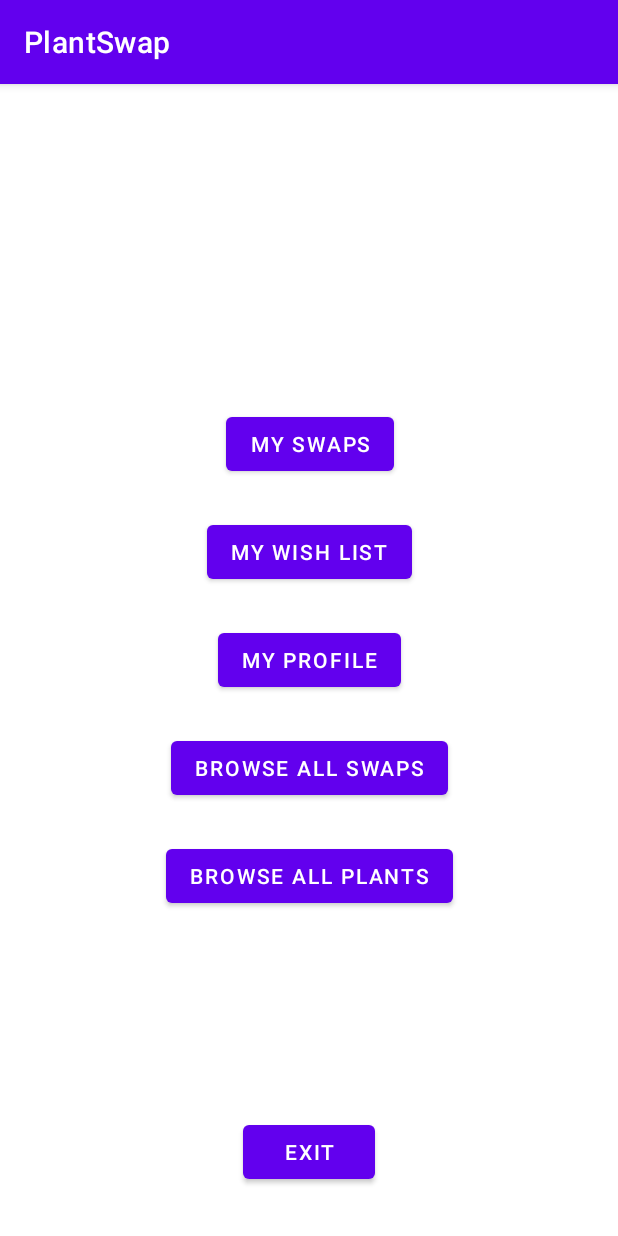
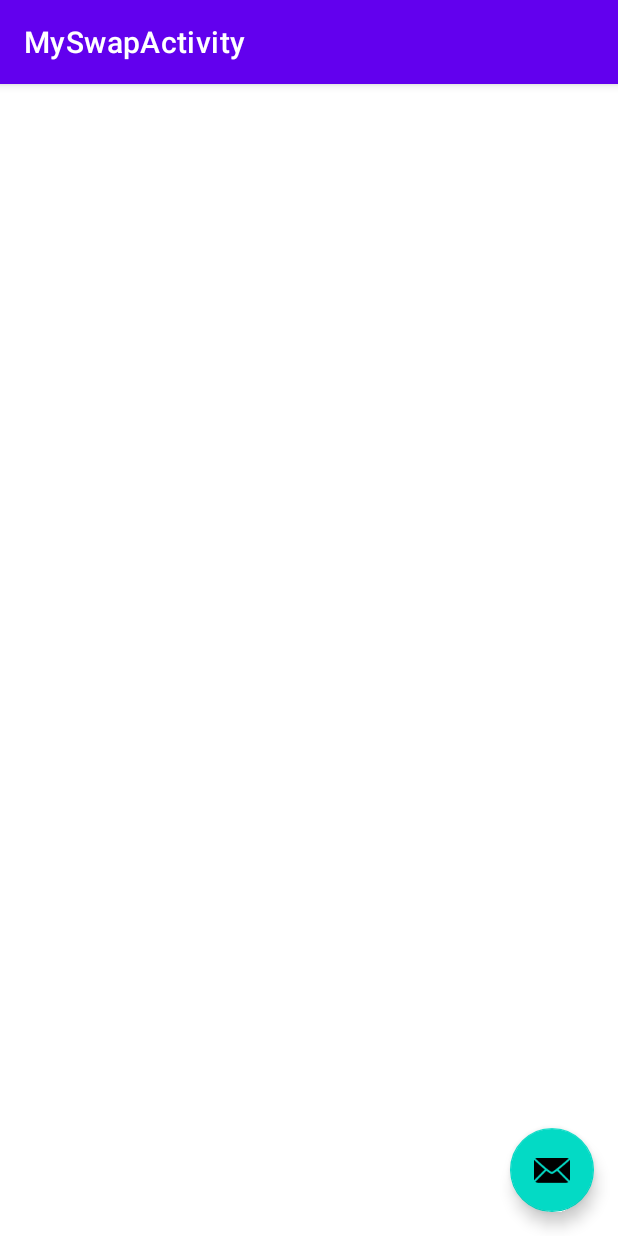
Before and after one commit to Macradon/ITSMAP-AppProject, an Android app: the screen it shows after launch (MainMenu before the commit, MySwapActivity after it), after a tap on "MY SWAPS", on a phone screen of 412 x 824 dp. Run offline under Robolectric (Android 15) with nearby library versions, the phone set to English and light mode, and no system bars.

Commit message:
added MySwapActivity

```diff
--- a/PlantSwapApplication/app/build.gradle
+++ b/PlantSwapApplication/app/build.gradle
@@ -44,6 +44,8 @@ dependencies {
     implementation 'com.google.code.gson:gson:2.8.6'
     implementation 'com.github.bumptech.glide:glide:4.11.0'
     implementation 'com.android.volley:volley:1.1.1'
+    implementation 'androidx.navigation:navigation-fragment:2.3.1'
+    implementation 'androidx.navigation:navigation-ui:2.3.1'
     annotationProcessor 'com.github.bumptech.glide:compiler:4.11.0'
     testImplementation 'junit:junit:4.+'
     androidTestImplementation 'androidx.test.ext:junit:1.1.2'
--- a/PlantSwapApplication/app/src/main/java/com/au564065/plantswap/activities/MainMenu.java
+++ b/PlantSwapApplication/app/src/main/java/com/au564065/plantswap/activities/MainMenuActivity.java
@@ -2,13 +2,15 @@ package com.au564065.plantswap.activities;
 
 import androidx.appcompat.app.AppCompatActivity;
 
+import android.content.Intent;
 import android.os.Bundle;
 import android.view.View;
 import android.widget.Button;
 
 import com.au564065.plantswap.R;
+import com.au564065.plantswap.activities.myswap.MySwapActivity;
 
-public class MainMenu extends AppCompatActivity {
+public class MainMenuActivity extends AppCompatActivity {
 
     @Override
     protected void onCreate(Bundle savedInstanceState) {
@@ -22,7 +24,8 @@ public class MainMenu extends AppCompatActivity {
 
         my_swaps = findViewById(R.id.btn_mm_my_swaps);
         my_swaps.setOnClickListener(view -> {
-
+            Intent intent = new Intent(MainMenuActivity.this, MySwapActivity.class);
+            startActivity(intent);
         });
 
         my_wishes = findViewById(R.id.btn_mm_my_wishes);
--- /dev/null
+++ b/PlantSwapApplication/app/src/main/java/com/au564065/plantswap/activities/myswap/MySwapActivity.java
@@ -0,0 +1,33 @@
+package com.au564065.plantswap.activities.myswap;
+
+import android.os.Bundle;
+
+import com.google.android.material.floatingactionbutton.FloatingActionButton;
+import com.google.android.material.snackbar.Snackbar;
+
+import androidx.appcompat.app.AppCompatActivity;
+import androidx.appcompat.widget.Toolbar;
+
+import android.view.View;
+
+import com.au564065.plantswap.R;
+
+public class MySwapActivity extends AppCompatActivity {
+
+    @Override
+    protected void onCreate(Bundle savedInstanceState) {
+        super.onCreate(savedInstanceState);
+        setContentView(R.layout.activity_my_swap);
+        Toolbar toolbar = findViewById(R.id.toolbar);
+        setSupportActionBar(toolbar);
+
+        FloatingActionButton fab = findViewById(R.id.fab);
+        fab.setOnClickListener(new View.OnClickListener() {
+            @Override
+            public void onClick(View view) {
+                Snackbar.make(view, "Replace with your own action", Snackbar.LENGTH_LONG)
+                        .setAction("Action", null).show();
+            }
+        });
+    }
+}
--- a/PlantSwapApplication/app/src/main/res/layout/activity_main_menu.xml
+++ b/PlantSwapApplication/app/src/main/res/layout/activity_main_menu.xml
@@ -4,7 +4,7 @@
     xmlns:tools="http://schemas.android.com/tools"
     android:layout_width="match_parent"
     android:layout_height="match_parent"
-    tools:context=".activities.MainMenu">
+    tools:context=".activities.MainMenuActivity">
 
     <Button
         android:id="@+id/btn_mm_my_swaps"
--- /dev/null
+++ b/PlantSwapApplication/app/src/main/res/layout/activity_my_swap.xml
@@ -0,0 +1,33 @@
+<?xml version="1.0" encoding="utf-8"?>
+<androidx.coordinatorlayout.widget.CoordinatorLayout xmlns:android="http://schemas.android.com/apk/res/android"
+    xmlns:app="http://schemas.android.com/apk/res-auto"
+    xmlns:tools="http://schemas.android.com/tools"
+    android:layout_width="match_parent"
+    android:layout_height="match_parent"
+    tools:context=".activities.myswap.MySwapActivity">
+
+    <com.google.android.material.appbar.AppBarLayout
+        android:layout_width="match_parent"
+        android:layout_height="wrap_content"
+        android:theme="@style/Theme.PlantSwap.AppBarOverlay">
+
+        <androidx.appcompat.widget.Toolbar
+            android:id="@+id/toolbar"
+            android:layout_width="match_parent"
+            android:layout_height="?attr/actionBarSize"
+            android:background="?attr/colorPrimary"
+            app:popupTheme="@style/Theme.PlantSwap.PopupOverlay" />
+
+    </com.google.android.material.appbar.AppBarLayout>
+
+    <include layout="@layout/content_my_swap" />
+
+    <com.google.android.material.floatingactionbutton.FloatingActionButton
+        android:id="@+id/fab"
+        android:layout_width="wrap_content"
+        android:layout_height="wrap_content"
+        android:layout_gravity="bottom|end"
+        android:layout_margin="@dimen/fab_margin"
+        app:srcCompat="@android:drawable/ic_dialog_email" />
+
+</androidx.coordinatorlayout.widget.CoordinatorLayout>
--- /dev/null
+++ b/PlantSwapApplication/app/src/main/res/layout/content_my_swap.xml
@@ -0,0 +1,6 @@
+<?xml version="1.0" encoding="utf-8"?>
+<androidx.constraintlayout.widget.ConstraintLayout xmlns:android="http://schemas.android.com/apk/res/android"
+    xmlns:app="http://schemas.android.com/apk/res-auto"
+    android:layout_width="match_parent"
+    android:layout_height="match_parent"
+    app:layout_behavior="@string/appbar_scrolling_view_behavior"></androidx.constraintlayout.widget.ConstraintLayout>
--- /dev/null
+++ b/PlantSwapApplication/app/src/main/res/values/dimens.xml
@@ -0,0 +1,3 @@
+<resources>
+    <dimen name="fab_margin">16dp</dimen>
+</resources>
--- a/PlantSwapApplication/app/src/main/res/values/themes.xml
+++ b/PlantSwapApplication/app/src/main/res/values/themes.xml
@@ -13,4 +13,13 @@
         <item name="android:statusBarColor" tools:targetApi="l">?attr/colorPrimaryVariant</item>
         <!-- Customize your theme here. -->
     </style>
+
+    <style name="Theme.PlantSwap.NoActionBar">
+        <item name="windowActionBar">false</item>
+        <item name="windowNoTitle">true</item>
+    </style>
+
+    <style name="Theme.PlantSwap.AppBarOverlay" parent="ThemeOverlay.AppCompat.Dark.ActionBar" />
+
+    <style name="Theme.PlantSwap.PopupOverlay" parent="ThemeOverlay.AppCompat.Light" />
 </resources>
```
Also changed, not shown: PlantSwapApplication/app/src/main/AndroidManifest.xml (+5 -9 lines), PlantSwapApplication/app/src/main/java/com/au564065/plantswap/activities/myswap/FirstFragment.java (added, +34 -0 lines), PlantSwapApplication/app/src/main/java/com/au564065/plantswap/activities/myswap/SecondFragment.java (added, +34 -0 lines), PlantSwapApplication/app/src/main/java/com/au564065/plantswap/ui/MainActivity.java (deleted, +0 -35 lines), PlantSwapApplication/app/src/main/res/layout/fragment_first.xml (added, +28 -0 lines), PlantSwapApplication/app/src/main/res/layout/fragment_second.xml (renamed from PlantSwapApplication/app/src/main/res/layout/activity_main.xml, +12 -8 lines), PlantSwapApplication/app/src/main/res/navigation/nav_graph.xml (added, +28 -0 lines), PlantSwapApplication/app/src/main/res/values/strings.xml (+9 -0 lines).
